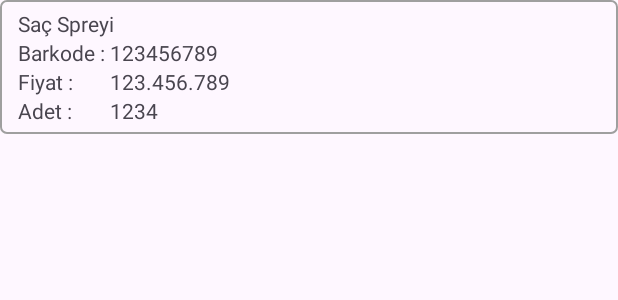
After one commit to yunusbedir/Betan-Stok-Takip, an Android app: the layout item_view_search_product.xml on its own in the app's theme, with its tools: preview values and no code run, on a phone screen of 412 x 824 dp. The commit adds this screen. Shown: the top 300 px of the screen. Run offline under Robolectric (Android 15) with nearby library versions, the phone set to English and light mode, and no system bars.

Commit message:
created main screen

```diff
--- a/app/src/main/java/com/betan/betanstoktakip/presentation/auth/login/LoginFragment.kt
+++ b/app/src/main/java/com/betan/betanstoktakip/presentation/auth/login/LoginFragment.kt
@@ -69,6 +69,6 @@ class LoginFragment : BaseFragment<FragmentLoginBinding>(
     }
 
     private fun goToNextScreen() {
-        findNavController().navigate(R.id.action_loginFragment_to_mainFragment)
+        findNavController().navigate(R.id.action_loginFragment_to_nav_graph_main)
     }
 }
--- /dev/null
+++ b/app/src/main/res/drawable/bg_item_view.xml
@@ -0,0 +1,14 @@
+<?xml version="1.0" encoding="utf-8"?>
+<layer-list xmlns:android="http://schemas.android.com/apk/res/android">
+    <item>
+        <shape
+            android:shape="rectangle"
+            android:useLevel="true">
+            <stroke
+                android:width="1dp"
+                android:color="#9F9F9F" />
+            <solid android:color="@android:color/transparent" />
+            <corners android:radius="4dp" />
+        </shape>
+    </item>
+</layer-list>
--- /dev/null
+++ b/app/src/main/res/drawable/ic_qr_code_scanner.xml
@@ -0,0 +1,5 @@
+<vector xmlns:android="http://schemas.android.com/apk/res/android" android:height="24dp" android:tint="#000000" android:viewportHeight="24" android:viewportWidth="24" android:width="24dp">
+
+    <path android:fillColor="@android:color/white" android:pathData="M9.5,6.5v3h-3v-3H9.5M11,5H5v6h6V5L11,5zM9.5,14.5v3h-3v-3H9.5M11,13H5v6h6V13L11,13zM17.5,6.5v3h-3v-3H17.5M19,5h-6v6h6V5L19,5zM13,13h1.5v1.5H13V13zM14.5,14.5H16V16h-1.5V14.5zM16,13h1.5v1.5H16V13zM13,16h1.5v1.5H13V16zM14.5,17.5H16V19h-1.5V17.5zM16,16h1.5v1.5H16V16zM17.5,14.5H19V16h-1.5V14.5zM17.5,17.5H19V19h-1.5V17.5zM22,7h-2V4h-3V2h5V7zM22,22v-5h-2v3h-3v2H22zM2,22h5v-2H4v-3H2V22zM2,2v5h2V4h3V2H2z"/>
+
+</vector>
--- a/app/src/main/res/layout/activity_main.xml
+++ b/app/src/main/res/layout/activity_main.xml
@@ -7,8 +7,8 @@
     android:layout_height="match_parent"
     tools:context=".MainActivity">
 
-    <fragment
-        android:id="@+id/activity_auth_nav_host_fragment"
+    <androidx.fragment.app.FragmentContainerView
+        android:id="@+id/nav_host_fragment"
         android:name="androidx.navigation.fragment.NavHostFragment"
         android:layout_width="0dp"
         android:layout_height="0dp"
@@ -17,6 +17,6 @@
         app:layout_constraintEnd_toEndOf="parent"
         app:layout_constraintStart_toStartOf="parent"
         app:layout_constraintTop_toTopOf="parent"
-        app:navGraph="@navigation/nav_graph_main" />
+        app:navGraph='@navigation/nav_graph_auth' />
 
 </androidx.constraintlayout.widget.ConstraintLayout>
--- /dev/null
+++ b/app/src/main/res/layout/item_view_search_product.xml
@@ -0,0 +1,70 @@
+<?xml version="1.0" encoding="utf-8"?>
+<androidx.constraintlayout.widget.ConstraintLayout xmlns:android="http://schemas.android.com/apk/res/android"
+    xmlns:app="http://schemas.android.com/apk/res-auto"
+    android:layout_width="match_parent"
+    android:layout_height="wrap_content"
+    android:background="@drawable/bg_item_view"
+    android:paddingHorizontal="12dp"
+    android:layout_marginBottom="@dimen/margin_standard"
+    android:paddingVertical="6dp">
+
+    <TextView
+        android:id="@+id/textViewName"
+        android:layout_width="match_parent"
+        android:layout_height="wrap_content"
+        android:ellipsize="end"
+        android:maxLines="1"
+        android:text="Saç Spreyi"
+        app:layout_constraintTop_toTopOf="parent" />
+
+    <GridLayout
+        android:layout_width="match_parent"
+        android:layout_height="wrap_content"
+        android:columnCount="2"
+        android:rowCount="3"
+        app:layout_constraintTop_toBottomOf="@id/textViewName">
+
+        <TextView
+            android:layout_width="wrap_content"
+            android:layout_height="wrap_content"
+            android:text="Barkode : " />
+
+        <TextView
+            android:id="@+id/textViewBarcode"
+            android:layout_width="wrap_content"
+            android:layout_height="wrap_content"
+            android:ellipsize="end"
+            android:maxLines="1"
+            android:text="123456789"
+            app:layout_constraintTop_toBottomOf="@id/textViewName" />
+
+        <TextView
+            android:layout_width="wrap_content"
+            android:layout_height="wrap_content"
+            android:text="Fiyat : " />
+
+        <TextView
+            android:id="@+id/textViewPrice"
+            android:layout_width="wrap_content"
+            android:layout_height="wrap_content"
+            android:ellipsize="end"
+            android:maxLines="1"
+            android:text="123.456.789"
+            app:layout_constraintTop_toBottomOf="@id/textViewName" />
+
+        <TextView
+            android:layout_width="wrap_content"
+            android:layout_height="wrap_content"
+            android:text="Adet : " />
+
+        <TextView
+            android:id="@+id/textViewStock"
+            android:layout_width="wrap_content"
+            android:layout_height="wrap_content"
+            android:ellipsize="end"
+            android:maxLines="1"
+            android:text="1234"
+            app:layout_constraintTop_toBottomOf="@id/textViewName" />
+    </GridLayout>
+
+</androidx.constraintlayout.widget.ConstraintLayout>
--- a/app/src/main/res/values/dimens.xml
+++ b/app/src/main/res/values/dimens.xml
@@ -5,4 +5,9 @@
     <dimen name="margin_bottom_between_text_input_and_button">16sp</dimen>
     <dimen name="margin_bottom_between_text_input_and_text_input">8sp</dimen>
     <dimen name="margin_text_view_login_title">32dp</dimen>
+    <dimen name="height_top_bar">64dp</dimen>
+    <dimen name="padding_horizontal_top_bar">16dp</dimen>
+    <dimen name="margin_horizontal_text_view_in_top_bar">32dp</dimen>
+    <dimen name="margin_top_for_top">12sp</dimen>
+    <dimen name="margin_standard">8sp</dimen>
 </resources>
--- a/app/src/main/res/values/strings.xml
+++ b/app/src/main/res/values/strings.xml
@@ -5,4 +5,5 @@
     <string name="login">Giriş Yap</string>
     <string name="email">Email</string>
     <string name="password">Şifre</string>
+    <string name="search_barcode">Barcode Ara</string>
 </resources>
```
Also changed, not shown: app/src/main/java/com/betan/betanstoktakip/MainActivity.kt (+29 -0 lines), app/src/main/java/com/betan/betanstoktakip/domain/auth/LogoutUseCase.kt (added, +14 -0 lines), app/src/main/java/com/betan/betanstoktakip/presentation/main/MainContract.kt (added, +12 -0 lines), app/src/main/java/com/betan/betanstoktakip/presentation/main/MainFragment.kt (+12 -0 lines), app/src/main/java/com/betan/betanstoktakip/presentation/main/MainViewModel.kt (added, +32 -0 lines), app/src/main/res/drawable/ic_add_product.xml (added, +13 -0 lines), app/src/main/res/drawable/ic_show_product.xml (added, +13 -0 lines), app/src/main/res/drawable/ic_show_stock.xml (added, +13 -0 lines), app/src/main/res/layout/fragment_main.xml (+42 -6 lines), app/src/main/res/menu/menu_bottom_nav.xml (added, +15 -0 lines), app/src/main/res/navigation/nav_graph_auth.xml (added, +23 -0 lines), app/src/main/res/navigation/nav_graph_main.xml (+1 -13 lines).
